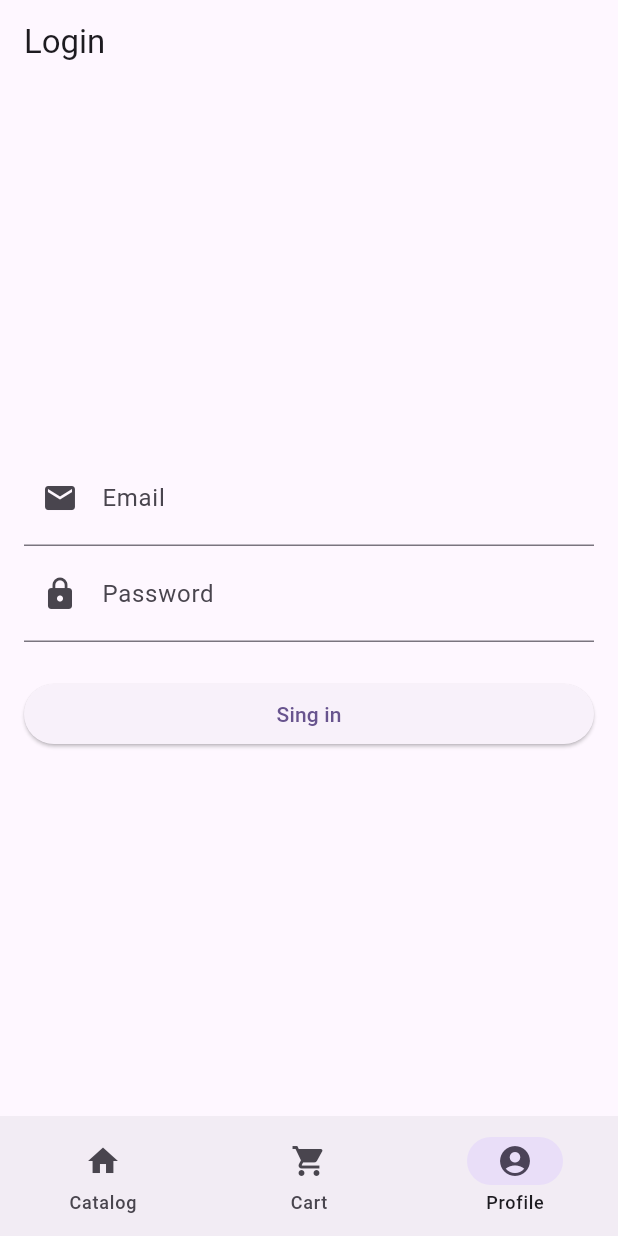
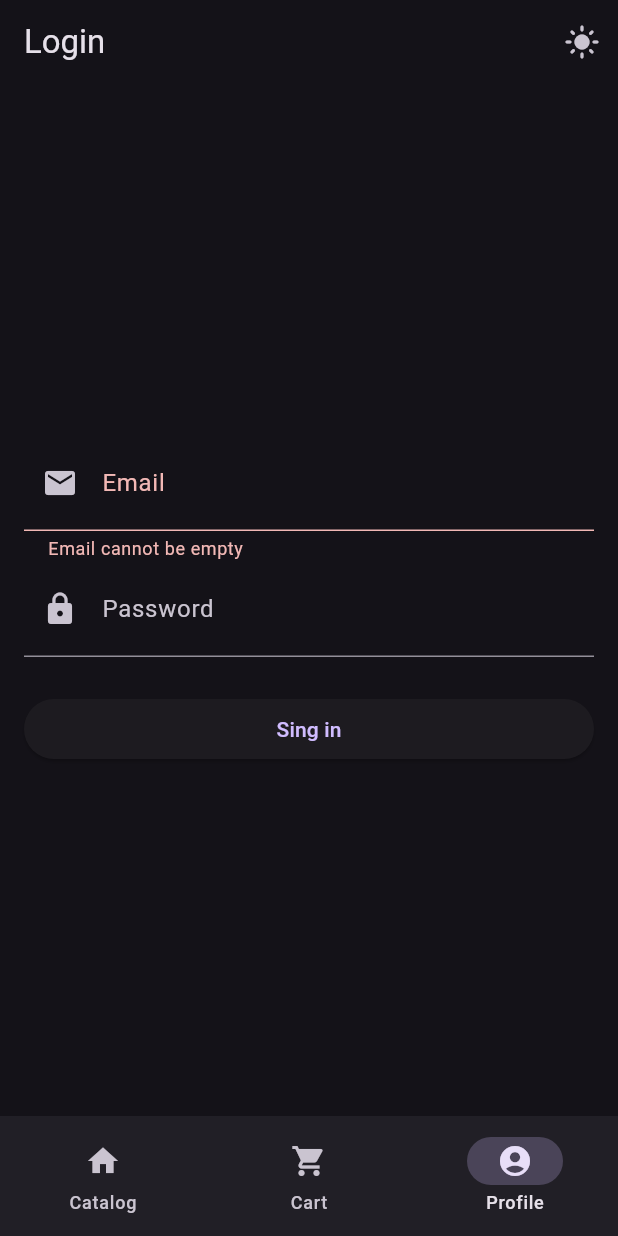
Before and after one commit to khmelev/fashion-app-demo, a Flutter app: the screen it shows after launch, item 3 of the bottom bar chosen, after a tap on "Sing in", on a phone screen of 412 x 824 dp. Run offline on Flutter 3.47's test engine with Material 3 defaults, Android fonts, the phone set to English and light mode, and no system bars; our stand-ins replace flutter_riverpod, go_router.

Commit message:
add light/dark theme switcher

```diff
--- a/lib/app/app.dart
+++ b/lib/app/app.dart
@@ -6,20 +6,21 @@ import 'package:fashion_app/screens/profile/profile_container_screen.dart';
 import 'package:fashion_app/utils/theme.dart';
 
 import 'package:flutter/material.dart';
+import 'package:flutter_riverpod/flutter_riverpod.dart';
 import 'package:go_router/go_router.dart';
 
 final GlobalKey<NavigatorState> _rootNavigatorKey = GlobalKey<NavigatorState>(
   debugLabel: 'root',
 );
 
-class FashionApp extends StatefulWidget {
+class FashionApp extends ConsumerStatefulWidget {
   const FashionApp({super.key});
 
   @override
-  State<FashionApp> createState() => _FashionAppState();
+  ConsumerState<FashionApp> createState() => _FashionAppState();
 }
 
-class _FashionAppState extends State<FashionApp> {
+class _FashionAppState extends ConsumerState<FashionApp> {
   final GoRouter _router = GoRouter(
     navigatorKey: _rootNavigatorKey,
     debugLogDiagnostics: true,
@@ -67,6 +68,10 @@ class _FashionAppState extends State<FashionApp> {
     return MaterialApp.router(
       title: 'Fashion App',
       theme: AppTheme.light,
+      darkTheme: AppTheme.dark,
+      themeMode: ref.watch(themeNotifierProvider).isDark
+          ? ThemeMode.dark
+          : ThemeMode.light,
       routerConfig: _router,
     );
   }
--- a/lib/screens/profile/login_screen.dart
+++ b/lib/screens/profile/login_screen.dart
@@ -1,4 +1,5 @@
 import 'package:fashion_app/services/customer_controller.dart';
+import 'package:fashion_app/utils/theme.dart';
 import 'package:flutter/material.dart';
 import 'package:flutter_riverpod/flutter_riverpod.dart';
 
@@ -13,8 +14,50 @@ class _LoginScreenState extends ConsumerState<LoginScreen> {
   final TextEditingController _emailController = TextEditingController();
   final TextEditingController _passwordController = TextEditingController();
 
+  String? _emailErrorMessage;
+  String? _passwordErrorMessage;
+
   // Form key for validation
   final GlobalKey<FormState> _formKey = GlobalKey<FormState>();
+
+  bool _isEmailHasValidPattern(String email) {
+    final RegExp emailRegex = RegExp(
+      r'^[a-zA-Z0-9._%+-]+@[a-zA-Z0-9.-]+\.[a-zA-Z]{2,}$',
+    );
+    return emailRegex.hasMatch(email);
+  }
+
+  bool _isEmailValid() {
+    final email = _emailController.text.trim();
+
+    setState(() {
+      if (email.isEmpty) {
+        _emailErrorMessage = 'Email cannot be empty';
+      } else if (!_isEmailHasValidPattern(email)) {
+        _emailErrorMessage = 'Please enter a valid email address';
+      } else {
+        _emailErrorMessage = null;
+      }
+    });
+
+    return _emailErrorMessage == null;
+  }
+
+  bool _isPasswordValid() {
+    final password = _passwordController.text.trim();
+
+    setState(() {
+      if (password.isEmpty) {
+        _passwordErrorMessage = 'Password cannot be empty';
+      } else if (password.length < 6) {
+        _passwordErrorMessage = 'Password must be at least 6 symbols';
+      } else {
+        _passwordErrorMessage = null;
+      }
+    });
+
+    return _passwordErrorMessage == null;
+  }
 
   @override
   void dispose() {
@@ -27,8 +70,19 @@ class _LoginScreenState extends ConsumerState<LoginScreen> {
   @override
   Widget build(BuildContext context) {
     final isLoading = ref.watch(customerControllerProvider).isLoading;
+    final isDark = ref.watch(themeNotifierProvider).isDark;
     return Scaffold(
-      appBar: AppBar(title: const Text('Login')),
+      appBar: AppBar(
+        title: const Text('Login'),
+        actions: [
+          IconButton(
+            icon: Icon(isDark ? Icons.light_mode : Icons.dark_mode),
+            onPressed: () {
+              ref.read(themeNotifierProvider.notifier).toggleTheme();
+            },
+          ),
+        ],
+      ),
       body: Padding(
         padding: EdgeInsetsGeometry.all(16),
         child: Form(
@@ -45,6 +99,7 @@ class _LoginScreenState extends ConsumerState<LoginScreen> {
                   labelText: 'Email',
                   hintText: 'Enter your email',
                   prefixIcon: Icon(Icons.email),
+                  errorText: _emailErrorMessage,
                   contentPadding: EdgeInsets.symmetric(
                     horizontal: 16,
                     vertical: 12,
@@ -68,6 +123,7 @@ class _LoginScreenState extends ConsumerState<LoginScreen> {
                   labelText: 'Password',
                   hintText: 'Enter your password',
                   prefixIcon: Icon(Icons.lock),
+                  errorText: _passwordErrorMessage,
                   contentPadding: EdgeInsets.symmetric(
                     horizontal: 16,
                     vertical: 12,
@@ -88,12 +144,14 @@ class _LoginScreenState extends ConsumerState<LoginScreen> {
                 onPressed: isLoading
                     ? null
                     : () {
-                        ref
-                            .read(customerControllerProvider.notifier)
-                            .authorize(
-                              email: _emailController.text,
-                              password: _passwordController.text,
-                            );
+                        if (_isEmailValid() && _isPasswordValid()) {
+                          ref
+                              .read(customerControllerProvider.notifier)
+                              .authorize(
+                                email: _emailController.text.trim(),
+                                password: _passwordController.text.trim(),
+                              );
+                        }
                       },
                 child: isLoading
                     ? SizedBox(
--- a/lib/screens/profile/profile_container_screen.dart
+++ b/lib/screens/profile/profile_container_screen.dart
@@ -10,7 +10,7 @@ class ProfileContainerScreen extends ConsumerWidget {
 
   @override
   Widget build(BuildContext context, WidgetRef ref) {
-    if (ref.watch(customerControllerProvider).value!.isAutorized()) {
+    if (ref.watch(customerControllerProvider).value.isAuthorized) {
       return ProfileScreen();
     } else {
       return LoginScreen();
--- a/lib/services/customer_controller.dart
+++ b/lib/services/customer_controller.dart
@@ -36,8 +36,10 @@ class CustomerController extends AsyncNotifier<CustomerState> {
 
 abstract class CustomerState {
   const CustomerState();
+}
 
-  bool isAutorized() => this is AuthorizedCustomerState;
+extension CustomerStateExtension on CustomerState? {
+  bool get isAuthorized => this is AuthorizedCustomerState;
 }
 
 class UnauthorizedCustomerState extends CustomerState {
--- a/lib/utils/const.dart
+++ b/lib/utils/const.dart
@@ -1,2 +1,2 @@
-const mockLongDelay = Duration(seconds: 1);
-const mockShortDelay = Duration(microseconds: 100);
+const mockLongDelay = Duration(milliseconds: 500);
+const mockShortDelay = Duration(milliseconds: 100);
--- a/lib/utils/theme.dart
+++ b/lib/utils/theme.dart
@@ -1,9 +1,25 @@
 import 'package:flutter/material.dart';
+import 'package:flutter_riverpod/flutter_riverpod.dart';
 
 /// Centralized theme data for the app.
 abstract final class AppTheme {
-  static final ThemeData light = ThemeData(
-    useMaterial3: true,
-    colorSchemeSeed: Colors.deepPurple,
-  );
+  static final ThemeData light = ThemeData.light(useMaterial3: true);
+  static final ThemeData dark = ThemeData.dark(useMaterial3: true);
 }
+
+class ThemeNotifier extends Notifier<ThemeState> {
+  @override
+  ThemeState build() => ThemeState(isDark: true);
+
+  void toggleTheme() => state = ThemeState(isDark: !state.isDark);
+}
+
+class ThemeState {
+  ThemeState({required this.isDark});
+
+  final bool isDark;
+}
+
+final themeNotifierProvider = NotifierProvider<ThemeNotifier, ThemeState>(
+  () => ThemeNotifier(),
+);
```
Also changed, not shown: lib/screens/profile/profile_screen.dart (+13 -1 lines), lib/services/cart_controller.dart (+16 -1 lines), 1 other file.
